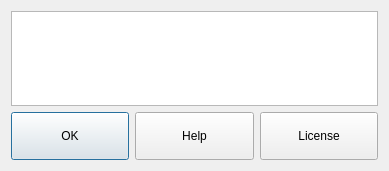
The window that ui/helpbox.ui (berndhs/notably) describes before a commit, drawn with Qt 5.
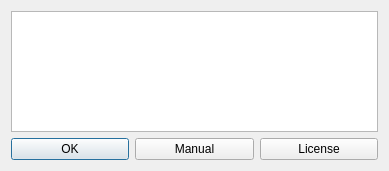
The same window after the commit. Icons and pictures are not drawn.

```diff
--- a/ui/helpbox.ui
+++ b/ui/helpbox.ui
@@ -28,7 +28,7 @@
        <property name="minimumSize">
         <size>
          <width>0</width>
-         <height>48</height>
+         <height>0</height>
         </size>
        </property>
        <property name="text">
@@ -41,11 +41,11 @@
        <property name="minimumSize">
         <size>
          <width>0</width>
-         <height>48</height>
+         <height>0</height>
         </size>
        </property>
        <property name="text">
-        <string>Help</string>
+        <string>Manual</string>
        </property>
       </widget>
      </item>
@@ -54,7 +54,7 @@
        <property name="minimumSize">
         <size>
          <width>0</width>
-         <height>48</height>
+         <height>0</height>
         </size>
        </property>
        <property name="text">
```
